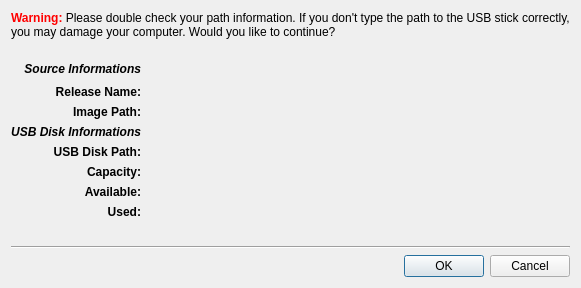
gkmngrgn/puding, file qt4/ui/qtConfirmDialog.ui: the form before one commit.
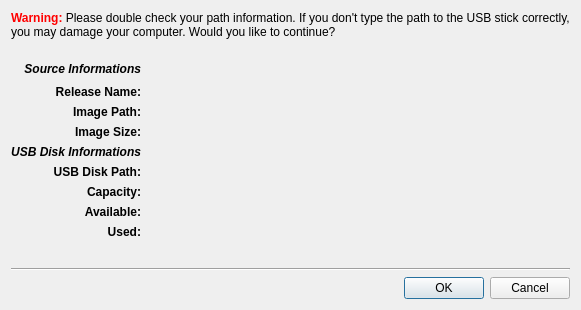
The form after the commit.

Commit message: if available space is not enough left for copying image, do not copy image..

Diff of the .ui file:
```diff
--- a/qt4/ui/qtConfirmDialog.ui
+++ b/qt4/ui/qtConfirmDialog.ui
@@ -7,7 +7,7 @@
     <x>0</x>
     <y>0</y>
     <width>581</width>
-    <height>288</height>
+    <height>310</height>
    </rect>
   </property>
   <property name="minimumSize">
@@ -49,7 +49,7 @@
        </property>
       </widget>
      </item>
-     <item row="5" column="0">
+     <item row="6" column="0">
       <widget class="QLabel" name="label_8">
        <property name="text">
         <string>&lt;b&gt;Capacity:&lt;/b&gt;</string>
@@ -59,14 +59,14 @@
        </property>
       </widget>
      </item>
-     <item row="5" column="1">
+     <item row="6" column="1">
       <widget class="QLabel" name="label_capacity">
        <property name="text">
         <string/>
        </property>
       </widget>
      </item>
-     <item row="6" column="0">
+     <item row="7" column="0">
       <widget class="QLabel" name="label_10">
        <property name="text">
         <string>&lt;b&gt;Available:&lt;/b&gt;</string>
@@ -76,7 +76,7 @@
        </property>
       </widget>
      </item>
-     <item row="6" column="1">
+     <item row="7" column="1">
       <widget class="QLabel" name="label_available">
        <property name="text">
         <string/>
@@ -100,7 +100,7 @@
        </property>
       </widget>
      </item>
-     <item row="3" column="0">
+     <item row="4" column="0">
       <widget class="QLabel" name="label_3">
        <property name="text">
         <string>&lt;i&gt;&lt;b&gt;USB Disk Informations&lt;/b&gt;&lt;/i&gt;</string>
@@ -110,7 +110,7 @@
        </property>
       </widget>
      </item>
-     <item row="4" column="0">
+     <item row="5" column="0">
       <widget class="QLabel" name="label_4">
        <property name="text">
         <string>&lt;b&gt;USB Disk Path:&lt;/b&gt;</string>
@@ -120,7 +120,7 @@
        </property>
       </widget>
      </item>
-     <item row="4" column="1">
+     <item row="5" column="1">
       <widget class="QLabel" name="label_dst">
        <property name="text">
         <string/>
@@ -137,7 +137,7 @@
        </property>
       </widget>
      </item>
-     <item row="7" column="0">
+     <item row="8" column="0">
       <widget class="QLabel" name="label_7">
        <property name="text">
         <string>&lt;b&gt;Used:&lt;/b&gt;</string>
@@ -147,7 +147,7 @@
        </property>
       </widget>
      </item>
-     <item row="7" column="1">
+     <item row="8" column="1">
       <widget class="QLabel" name="label_used">
        <property name="text">
         <string/>
@@ -167,6 +167,23 @@
        </property>
       </spacer>
      </item>
+     <item row="3" column="0">
+      <widget class="QLabel" name="label_9">
+       <property name="text">
+        <string>&lt;b&gt;Image Size:&lt;/b&gt;</string>
+       </property>
+       <property name="alignment">
+        <set>Qt::AlignRight|Qt::AlignTrailing|Qt::AlignVCenter</set>
+       </property>
+      </widget>
+     </item>
+     <item row="3" column="1">
+      <widget class="QLabel" name="label_src_size">
+       <property name="text">
+        <string/>
+       </property>
+      </widget>
+     </item>
     </layout>
    </item>
    <item>
```
The commit also changes 1 other file.
